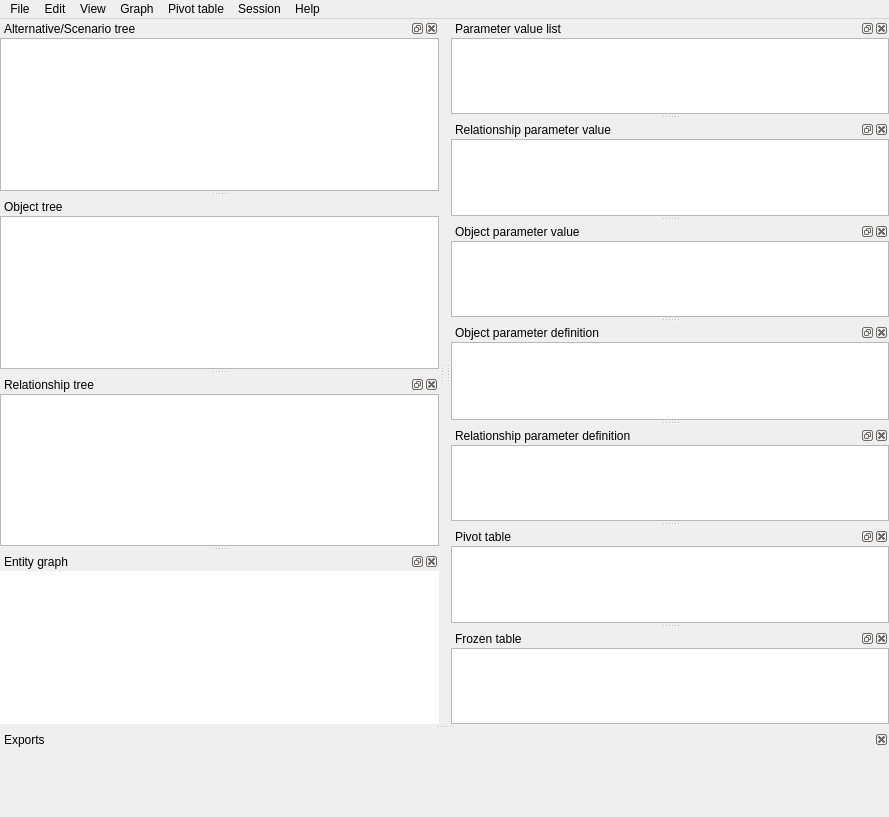
This is spinetoolbox/data_store_form/ui/data_store_window.ui in spine-tools/Spine-Toolbox as Qt 5 draws it before an edit. The edited form follows.
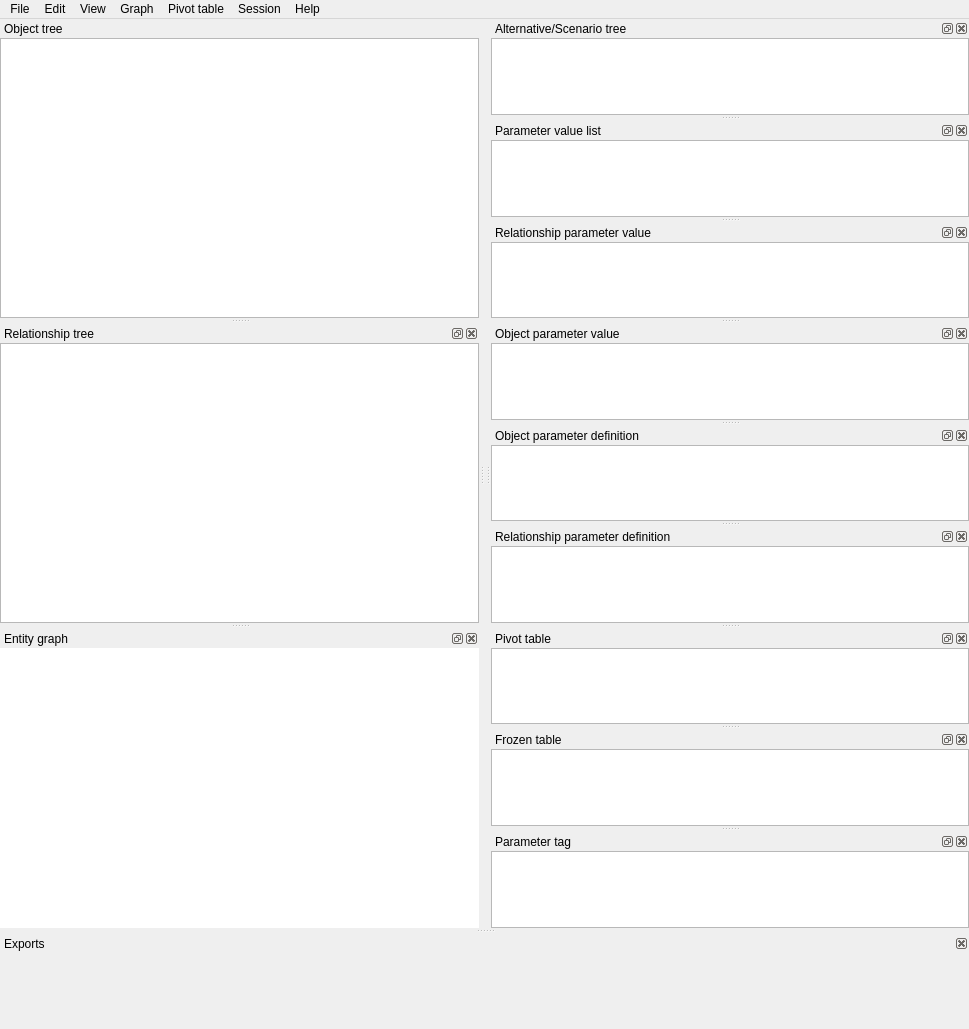
This is the edited form. Icons and pictures are not drawn. Custom widgets are drawn as their Qt base class.

Commit message:
Replace parameter tag toolbar by a tree view
It's more flexible, and plays better with the multi url approach.

```diff
--- a/spinetoolbox/data_store_form/ui/data_store_window.ui
+++ b/spinetoolbox/data_store_form/ui/data_store_window.ui
@@ -18,8 +18,8 @@
    <rect>
     <x>0</x>
     <y>0</y>
-    <width>889</width>
-    <height>817</height>
+    <width>969</width>
+    <height>1029</height>
    </rect>
   </property>
   <property name="windowTitle">
@@ -61,7 +61,7 @@
     <rect>
      <x>0</x>
      <y>0</y>
-     <width>889</width>
+     <width>969</width>
      <height>28</height>
     </rect>
    </property>
@@ -184,7 +184,7 @@
     <string>Alternative/Scenario tree</string>
    </property>
    <attribute name="dockWidgetArea">
-    <number>1</number>
+    <number>2</number>
    </attribute>
    <widget class="QWidget" name="dockWidgetContents_15">
     <layout class="QVBoxLayout" name="verticalLayout_18">
@@ -869,6 +869,52 @@
     </layout>
    </widget>
   </widget>
+  <widget class="QDockWidget" name="dockWidget_parameter_tag">
+   <property name="windowTitle">
+    <string>Parameter tag</string>
+   </property>
+   <attribute name="dockWidgetArea">
+    <number>2</number>
+   </attribute>
+   <widget class="QWidget" name="dockWidgetContents_9">
+    <layout class="QVBoxLayout" name="verticalLayout_9">
+     <property name="spacing">
+      <number>0</number>
+     </property>
+     <property name="leftMargin">
+      <number>0</number>
+     </property>
+     <property name="topMargin">
+      <number>0</number>
+     </property>
+     <property name="rightMargin">
+      <number>0</number>
+     </property>
+     <property name="bottomMargin">
+      <number>0</number>
+     </property>
+     <item>
+      <widget class="ParameterTagTreeView" name="treeView_parameter_tag">
+       <property name="contextMenuPolicy">
+        <enum>Qt::DefaultContextMenu</enum>
+       </property>
+       <property name="accessibleName">
+        <string>parameter value list</string>
+       </property>
+       <property name="editTriggers">
+        <set>QAbstractItemView::AnyKeyPressed|QAbstractItemView::DoubleClicked|QAbstractItemView::EditKeyPressed</set>
+       </property>
+       <property name="selectionMode">
+        <enum>QAbstractItemView::ExtendedSelection</enum>
+       </property>
+       <property name="uniformRowHeights">
+        <bool>true</bool>
+       </property>
+      </widget>
+     </item>
+    </layout>
+   </widget>
+  </widget>
   <action name="actionCommit">
    <property name="enabled">
     <bool>true</bool>
@@ -1327,6 +1373,11 @@
    <extends>QTreeView</extends>
    <header>spinetoolbox/data_store_form/widgets/custom_qtreeview.h</header>
   </customwidget>
+  <customwidget>
+   <class>ParameterTagTreeView</class>
+   <extends>QTreeView</extends>
+   <header>spinetoolbox/data_store_form/widgets/custom_qtreeview.h</header>
+  </customwidget>
  </customwidgets>
  <tabstops>
   <tabstop>tableView_object_parameter_value</tabstop>
```
Left out of the diff: 9 changed lines with no effect on the pictures. The commit also changes 11 other files.
